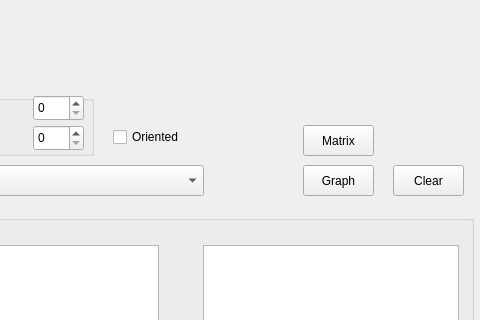
This is mainwindow.ui in Ohtamiy/Graphs as Qt 5 draws it before an edit; both pictures show x 727 to 1207 and y 145 to 465 of the 1207 by 604 pixel window. The edited form follows.
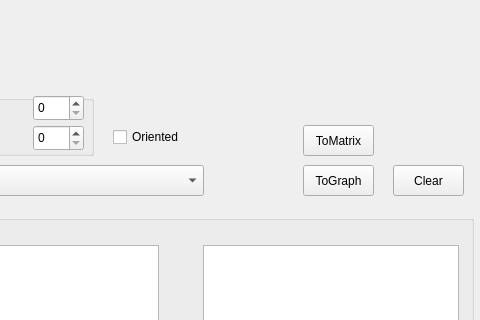
This is the edited form. Icons and pictures are not drawn.

Patch:
```diff
--- a/mainwindow.ui
+++ b/mainwindow.ui
@@ -10,6 +10,18 @@
     <height>604</height>
    </rect>
   </property>
+  <property name="minimumSize">
+   <size>
+    <width>1207</width>
+    <height>604</height>
+   </size>
+  </property>
+  <property name="maximumSize">
+   <size>
+    <width>1207</width>
+    <height>604</height>
+   </size>
+  </property>
   <property name="windowTitle">
    <string>CDM_Lab1_Graphs</string>
   </property>
@@ -65,7 +77,7 @@
      </rect>
     </property>
     <property name="text">
-     <string>Graph</string>
+     <string>ToGraph</string>
     </property>
    </widget>
    <widget class="QGroupBox" name="groupBox">
@@ -209,7 +221,7 @@
      </rect>
     </property>
     <property name="text">
-     <string>Matrix</string>
+     <string>ToMatrix</string>
     </property>
    </widget>
   </widget>
```
Left out of the diff: 3 changed lines with no effect on the pictures.
